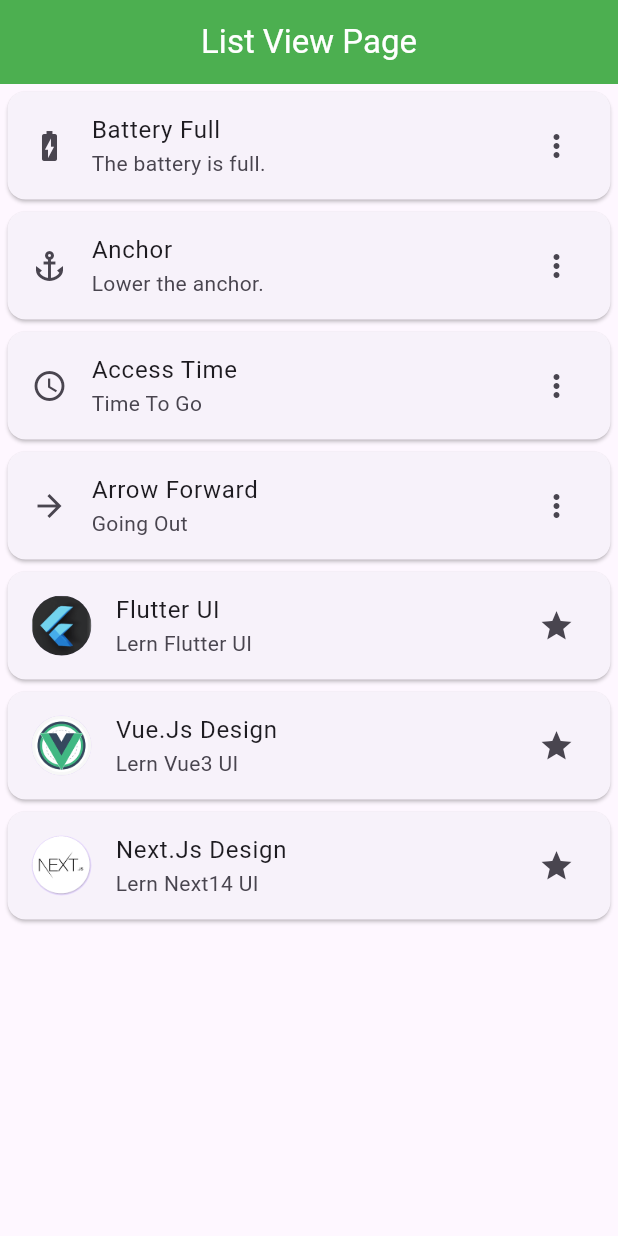
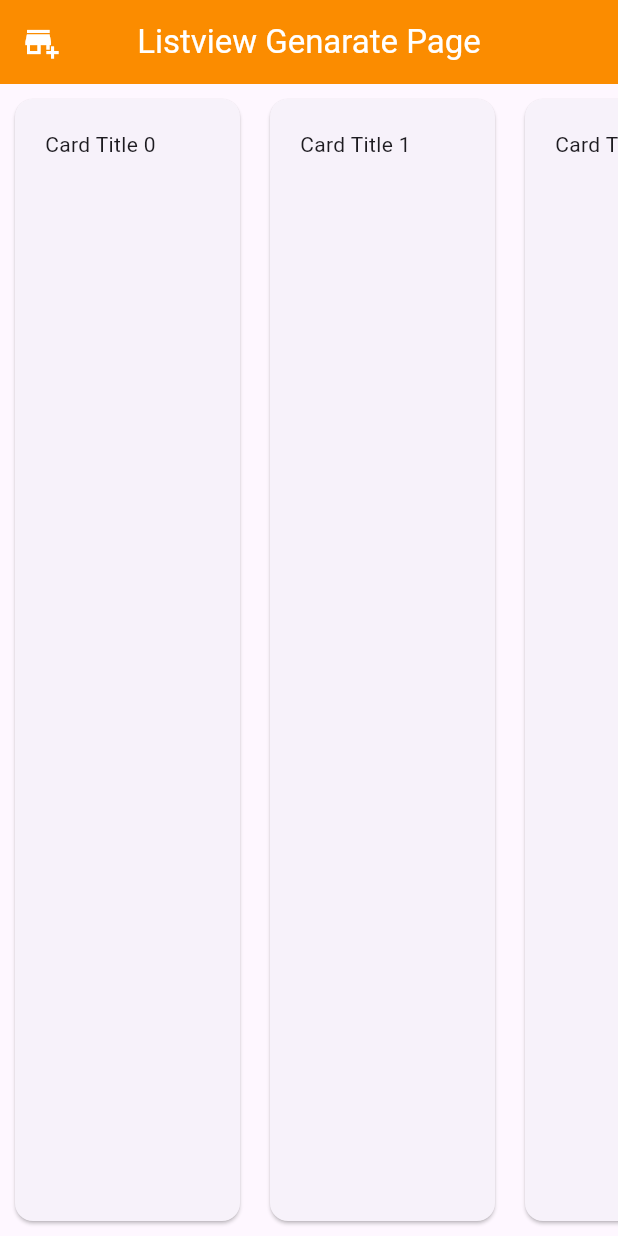
Before and after one commit to tardev35/flutter2024, a Flutter app: the screen it shows after launch, on a phone screen of 412 x 824 dp. Run offline on Flutter 3.47's test engine with Material 3 defaults, Android fonts, the phone set to English and light mode, and no system bars; our stand-ins replace fluttertoast.

Commit message:
List Generate

```diff
--- a/lib/listview_example.dart
+++ b/lib/listview_example.dart
@@ -27,8 +27,22 @@ class ListviewPage extends StatelessWidget {
         backgroundColor: Colors.green[500],
         foregroundColor: Colors.white,
       ),
+      // body: ListView.builder(
+      //   itemCount: 20,
+      //   itemBuilder: (context, index) {
+      //     return ListTile(
+      //       leading: const Icon(Icons.percent),
+      //       title: Text('Person ${index + 1}'),
+      //       subtitle: const Text('Detail Description'),
+      //       trailing: const Icon(
+      //         Icons.more_vert,
+      //         color: Colors.green,
+      //       ),
+      //     );
+      //   },
+      // ),
       body: ListView(
-        padding: const EdgeInsets.all(1),
+        padding: const EdgeInsets.all(1.5),
         children: const <Widget>[
           Card(
             child: ListTile(
@@ -92,6 +106,16 @@ class ListviewPage extends StatelessWidget {
               trailing: Icon(Icons.star),
             ),
           ),
+          Card(
+            child: ListTile(
+              title: Text('Angular 14'),
+              subtitle: Text('Lern Angular UI'),
+              leading: CircleAvatar(
+                backgroundImage: AssetImage('assets/angular_logo.png'),
+              ),
+              trailing: Icon(Icons.star),
+            ),
+          )
         ],
       ),
     );
--- /dev/null
+++ b/lib/listview_generate.dart
@@ -0,0 +1,63 @@
+import 'package:flutter/material.dart';
+import 'package:flutter/widgets.dart';
+
+class Listviewgenerate extends StatelessWidget {
+  const Listviewgenerate({super.key});
+
+  @override
+  Widget build(BuildContext context) {
+    return const MaterialApp(
+      debugShowCheckedModeBanner: false,
+      home: ListviewgeneratePage(),
+    );
+  }
+}
+
+class ListviewgeneratePage extends StatelessWidget {
+  const ListviewgeneratePage({super.key});
+
+  @override
+  Widget build(BuildContext context) {
+    return Scaffold(
+      appBar: AppBar(
+        title: const Text(
+          'Listview Genarate Page',
+          style: TextStyle(color: Colors.white),
+        ),
+        centerTitle: true,
+        backgroundColor: Colors.orange[600],
+        foregroundColor: Colors.white,
+        leading: const Icon(Icons.add_business),
+      ),
+      body: Column(
+        children: [
+          Expanded(
+            child: ListView(
+              scrollDirection: Axis.horizontal,
+              children: List.generate(
+                10,
+                (index) {
+                  return Card(
+                    margin: const EdgeInsets.all(10),
+                    child: SizedBox(
+                      width: 150,
+                      child: Padding(
+                        padding: const EdgeInsets.all(20.0),
+                        child: Column(
+                          crossAxisAlignment: CrossAxisAlignment.start,
+                          children: [
+                            Text('Card Title $index'),
+                          ],
+                        ),
+                      ),
+                    ),
+                  );
+                },
+              ),
+            ),
+          )
+        ],
+      ),
+    );
+  }
+}
--- a/lib/main.dart
+++ b/lib/main.dart
@@ -1,5 +1,6 @@
 import 'package:flutter/material.dart';
-import 'package:flutter_app_1/listview_example.dart';
+//import 'package:flutter_app_1/listview_example.dart';
+import 'package:flutter_app_1/listview_generate.dart';
 //import 'package:flutter_app_1/explanded_example.dart';
 //import 'package:flutter_app_1/toast.dart';
 //import 'package:flutter_app_1/bottom_nav.dart';
@@ -10,5 +11,5 @@ import 'package:flutter_app_1/listview_example.dart';
 // import 'main_app.dart';
 
 void main() {
-  runApp(const ListviewExample());
+  runApp(const Listviewgenerate());
 }
```
Also changed, not shown: assets/angular_logo.png (added).
